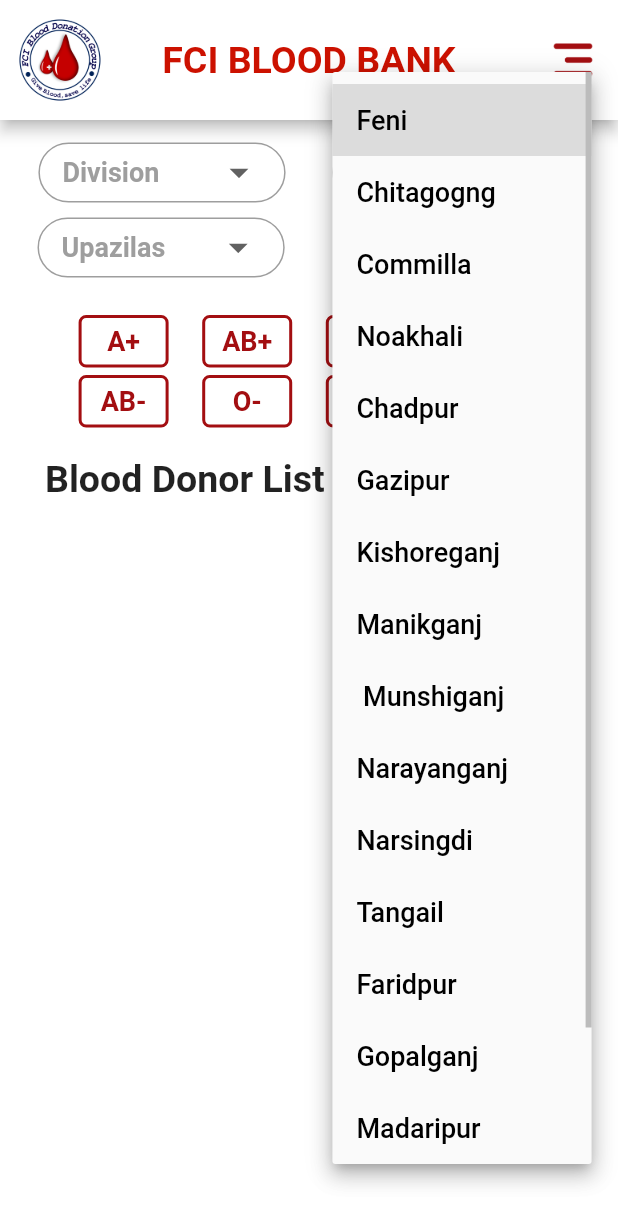
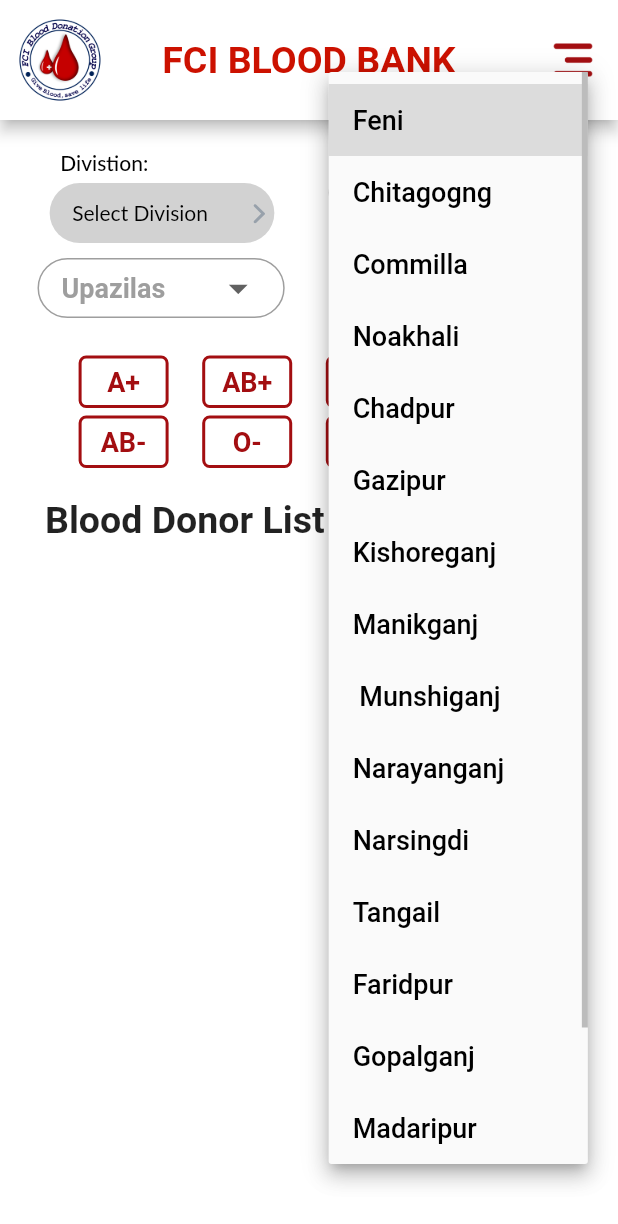
Before and after one commit to Shamim48/Blood_app, a Flutter app: the SearchPage screen opened directly, after a tap on "District", on a phone screen of 412 x 824 dp. Shown: the top 1224 px of the screen. Run offline on Flutter 3.47's test engine with Material 2 defaults, Android fonts, the phone set to English and light mode, and no system bars; our stand-ins replace carousel_slider, cloud_firestore, firebase_auth, firebase_core, firebase_database, firebase_storage and 4 more; accounts and stored records are empty.

Commit message:
Division Provider

```diff
--- a/lib/main.dart
+++ b/lib/main.dart
@@ -1,4 +1,6 @@
 import 'package:blood_app/model/division_model.dart';
+import 'package:blood_app/provider/division_provider.dart';
+import 'package:blood_app/provider/theme_provider.dart';
 import 'package:blood_app/screen/blood_post_listpage.dart';
 import 'package:blood_app/screen/splashscreen.dart';
 import 'package:firebase_auth/firebase_auth.dart';
@@ -6,11 +8,17 @@ import 'package:firebase_core/firebase_core.dart';
 import 'package:firebase_database/firebase_database.dart';
 import 'package:flutter/material.dart';
 import 'package:flutter_easyloading/flutter_easyloading.dart';
+import 'package:provider/provider.dart';
 
 void main() async {
   WidgetsFlutterBinding.ensureInitialized();
   await Firebase.initializeApp();
-  runApp(const MyApp());
+  runApp(
+    MultiProvider(providers: [
+      ChangeNotifierProvider(create: (_) => DivisionProvider()),
+      ChangeNotifierProvider(create: (_) => ThemeProvider()),
+    ],
+    child: MyApp(),));
 }
 
 class MyApp extends StatelessWidget {
--- /dev/null
+++ b/lib/provider/division_provider.dart
@@ -0,0 +1,28 @@
+import 'package:blood_app/repository/division_repo.dart';
+import 'package:flutter/cupertino.dart';
+
+class DivisionProvider with ChangeNotifier{
+  DivisionRepo divisionRepo=DivisionRepo();
+
+  List<String> _divisionList=[];
+  List<String> get divisionList=>_divisionList;
+  String _divisionValue="";
+  String get divisionValue=>_divisionValue;
+
+  int _divisionPosition=-1;
+  int get divisionPossition=>_divisionPosition;
+
+  getDivisionData() async{
+    _divisionList= await divisionRepo.getDivision();
+    notifyListeners();
+  }
+
+  setDivision(String division){
+    _divisionValue=division;
+    notifyListeners();
+  }
+  setDivisionPosition(int divisionPosition){
+    _divisionPosition=divisionPosition;
+    notifyListeners();
+  }
+}
--- a/lib/provider/theme_provider.dart
+++ b/lib/provider/theme_provider.dart
@@ -4,8 +4,8 @@ import 'package:flutter/foundation.dart';
 import 'package:shared_preferences/shared_preferences.dart';
 
 class ThemeProvider with ChangeNotifier {
-   SharedPreferences sharedPreferences;
-  ThemeProvider({required this.sharedPreferences}) {
+  late SharedPreferences sharedPreferences;
+  ThemeProvider(/*{required this.sharedPreferences}*/) {
     _loadCurrentTheme();
   }
 
--- /dev/null
+++ b/lib/repository/division_repo.dart
@@ -0,0 +1,33 @@
+import 'package:blood_app/model/division_model.dart';
+import 'package:firebase_database/firebase_database.dart';
+
+class DivisionRepo{
+  List<String> divisionList=[
+    "Dhaka",
+    "Chittagong",
+    "Mymenshingh",
+    "Ragnpur",
+    "Khulna"
+  ];
+
+
+
+  Future<List<String>> getDivision() async{
+    /*List<DivisionModel> divList=[];
+    var divisionRef = FirebaseDatabase.instance.ref("division");
+    divisionRef.onValue.listen((event) {
+      for (var child in event.snapshot.children) {
+        var resultList = child.value;
+        for(var i = 0; i < resultList.length; i++) {
+          Map<dynamic, dynamic> map = Map.from(resultList[i]);
+          list.add(BaseModel(model: modelType, key: i.toString(), snapshot: map));
+        }
+        divList.add(child.value);
+      }
+    }, onError: (error) {
+      // Error.
+    });*/
+    return await divisionList;
+  }
+
+}
--- a/lib/screen/search_page.dart
+++ b/lib/screen/search_page.dart
@@ -1,11 +1,14 @@
 
 import 'package:blood_app/model/donner_model.dart';
+import 'package:blood_app/provider/division_provider.dart';
 import 'package:blood_app/screen/profile.dart';
 import 'package:blood_app/screen/signup.dart';
+import 'package:blood_app/utils/dimensions.dart';
 import 'package:blood_app/utils/styles.dart';
 import 'package:cloud_firestore/cloud_firestore.dart';
 import 'package:flutter/cupertino.dart';
 import 'package:flutter/material.dart';
+import 'package:provider/provider.dart';
 
 
 import '../utils/color_resources.dart';
@@ -42,6 +45,13 @@ class _SearchPageState extends State<SearchPage> {
   String? upazilasChoise;
 
   String bloodGroup="";
+
+  @override
+  void initState() {
+    // TODO: implement initState
+    super.initState();
+    Provider.of<DivisionProvider>(context, listen: false).getDivisionData();
+  }
 
 
   @override
@@ -82,6 +92,68 @@ class _SearchPageState extends State<SearchPage> {
         ),
       ),
     );
+
+    var div= Container(
+      margin: EdgeInsets.only(left: 5),
+      width: MediaQuery.of(context).size.width/2.50-15,
+      child: Column(
+        crossAxisAlignment: CrossAxisAlignment.start,
+        children: [
+          SizedBox(height: Dimensions.PADDING_SIZE_EXTRA_SMALL),
+          Text('  Divistion:', style: LatoMedium.copyWith(
+              color: ColorResources.BLACK,
+              fontSize: Dimensions.FONT_SIZE_DEFAULT),),
+          SizedBox(height: Dimensions.PADDING_SIZE_EXTRA_SMALL),
+          Consumer<DivisionProvider>(
+            builder: (context, divisionProvider, child) =>
+            divisionProvider.divisionList != null ? divisionProvider.divisionList!.length > 0 ? Container(
+                height: 40,
+                padding: EdgeInsets.only(left: 15),
+                decoration: textFieldDecoration(),
+                child: DropdownButton<String>(
+                  underline: SizedBox(),
+                  isExpanded: true,
+                  dropdownColor: ColorResources.WHITE,
+                  icon: Icon(
+                      CupertinoIcons.chevron_forward, size: 20,
+                      color: ColorResources.getHintColor(context)),
+                  hint: Text('Select Division',
+                      style: LatoRegular.copyWith(
+                          color: ColorResources.BLACK,
+                          fontSize: Dimensions.FONT_SIZE_DEFAULT)),
+                  value: divisionProvider.divisionPossition == -1 ? null : divisionProvider
+                      .divisionList![divisionProvider.divisionPossition],
+                  items: divisionProvider.divisionList!.map((
+                      String divName) {
+                    return DropdownMenuItem<String>(
+                      value: divName,
+                      child: Text(divName,
+                          style: LatoRegular.copyWith(
+                              color: ColorResources.BLACK,
+                              fontSize: Dimensions
+                                  .FONT_SIZE_DEFAULT),
+                          overflow: TextOverflow.ellipsis),
+                    );
+                  }).toList(),
+                  onChanged: (String? divisionData){
+                    int index = divisionProvider.divisionList!.indexOf(divisionData!);
+                    divisionProvider.setDivisionPosition(index);
+                    divisionProvider.setDivision(divisionProvider.divisionList![index]);
+                  },
+
+                )) : Container(
+                width: MediaQuery.of(context).size.width/2.50-15,
+                height: 40,
+                alignment: Alignment.center,
+                padding: EdgeInsets.only(left:10),
+                decoration: textFieldDecoration(),
+                child: Text('No Division Yet!')) : Center(
+                child: CupertinoActivityIndicator()),
+          ),
+        ],
+      ),
+    );
+
     final distric = Container(
       height: 40,
       width: MediaQuery.of(context).size.width/2.5,
@@ -261,7 +333,8 @@ class _SearchPageState extends State<SearchPage> {
                     child: Row(
                       mainAxisAlignment: MainAxisAlignment.spaceEvenly,
                       children: [
-                        division,
+                       // division,
+                        div,
                         SizedBox(width: 10,),
                         distric
                       ],
```
